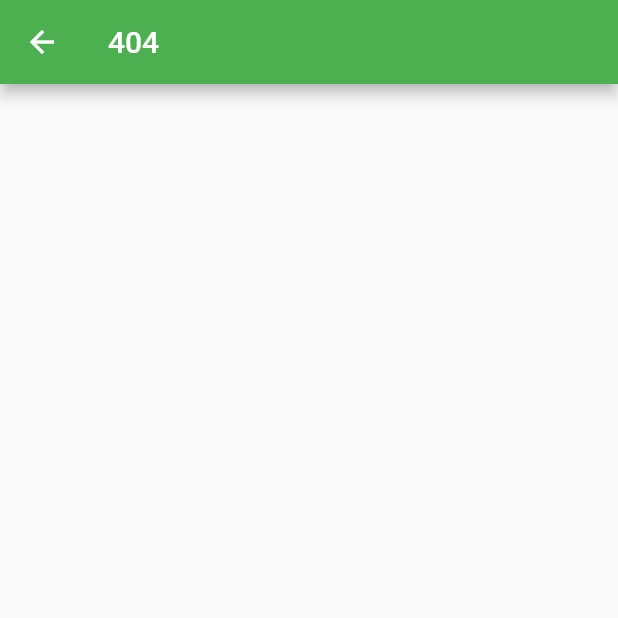
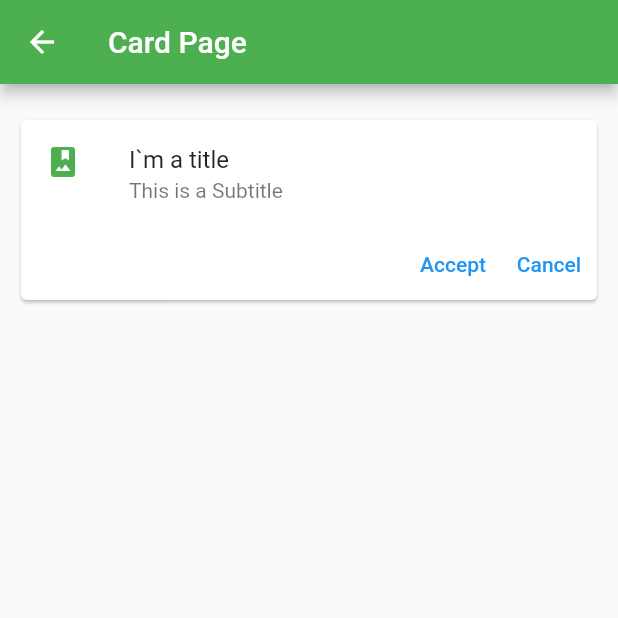
Before and after one commit to Jhonsebas77/udemy-flutter-components, a Flutter app: the screen it shows after launch, after a tap on "Cards - Tarjetas", on a phone screen of 412 x 824 dp, the top half of it. Run offline on Flutter 3.47's test engine with Material 2 defaults, Android fonts, the phone set to English and light mode, and no system bars.

Commit message:
Create a Card Page with a Card widget

```diff
--- /dev/null
+++ b/lib/src/pages/card_page.dart
@@ -0,0 +1,57 @@
+import 'package:flutter/material.dart';
+
+class CardPage extends StatelessWidget {
+  const CardPage({Key key}) : super(key: key);
+
+  @override
+  Widget build(BuildContext context) {
+    return Scaffold(
+      appBar: AppBar(
+        title: Text(
+          'Card Page',
+        ),
+        backgroundColor: Colors.green,
+      ),
+      body: ListView(
+        padding: EdgeInsets.only(
+          left: 10,
+          right: 10,
+          top: 20,
+        ),
+        children: <Widget>[
+          _cardType1(),
+        ],
+      ),
+    );
+  }
+
+  _cardType1() {
+    return Card(
+      child: Column(
+        children: [
+          ListTile(
+            leading: Icon(
+              Icons.photo_album,
+              color: Colors.green,
+            ),
+            title: Text('I`m a title'),
+            subtitle: Text('This is a Subtitle'),
+          ),
+          Row(
+            mainAxisAlignment: MainAxisAlignment.end,
+            children: [
+              TextButton(
+                onPressed: () {},
+                child: Text('Accept'),
+              ),
+              TextButton(
+                onPressed: () {},
+                child: Text('Cancel'),
+              ),
+            ],
+          ),
+        ],
+      ),
+    );
+  }
+}
--- a/lib/src/routes/routes.dart
+++ b/lib/src/routes/routes.dart
@@ -2,9 +2,11 @@ import 'package:flutter/material.dart';
 import 'package:flutter_components_udemy/src/pages/home_page.dart';
 import 'package:flutter_components_udemy/src/pages/alert_page.dart';
 import 'package:flutter_components_udemy/src/pages/avatar_page.dart';
+import 'package:flutter_components_udemy/src/pages/card_page.dart';
 
 Map<String, WidgetBuilder> getApplicationRoutes() => <String, WidgetBuilder>{
       '/': (BuildContext context) => HomePage(),
       'alert': (BuildContext context) => AlertPage(),
       'avatar': (BuildContext context) => AvatarPage(),
+      'card': (BuildContext context) => CardPage(),
     };
```
